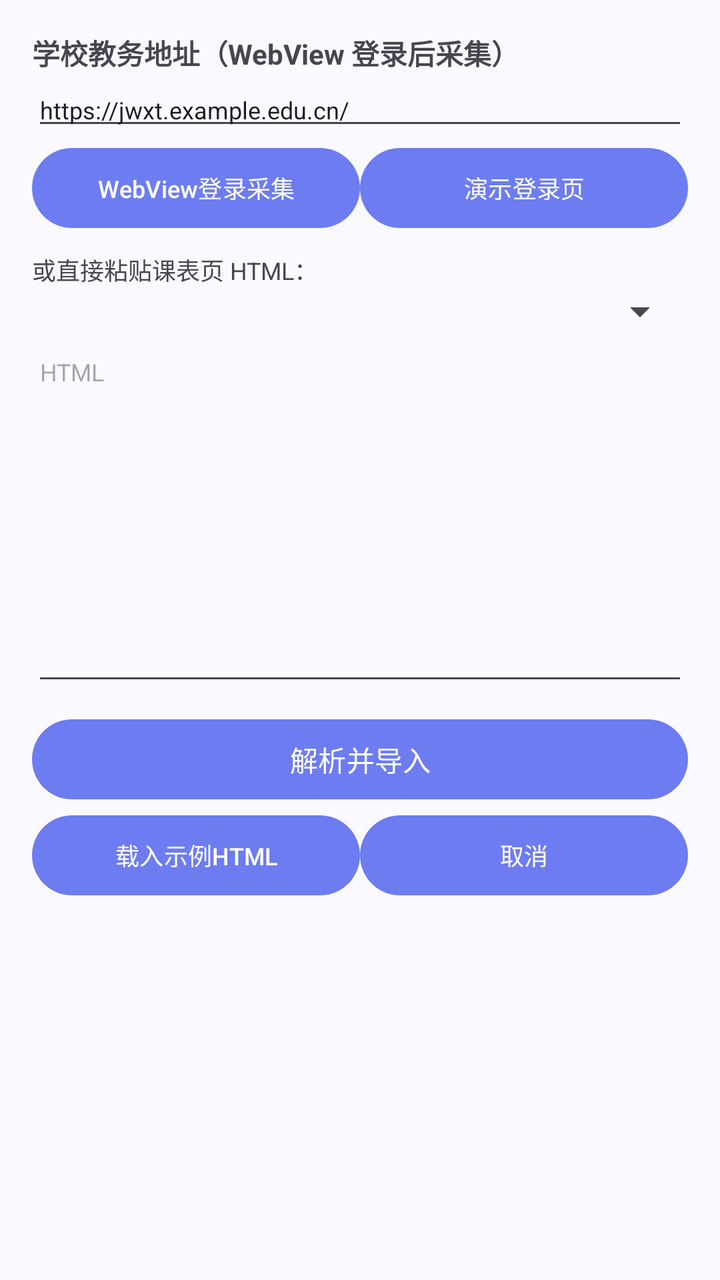
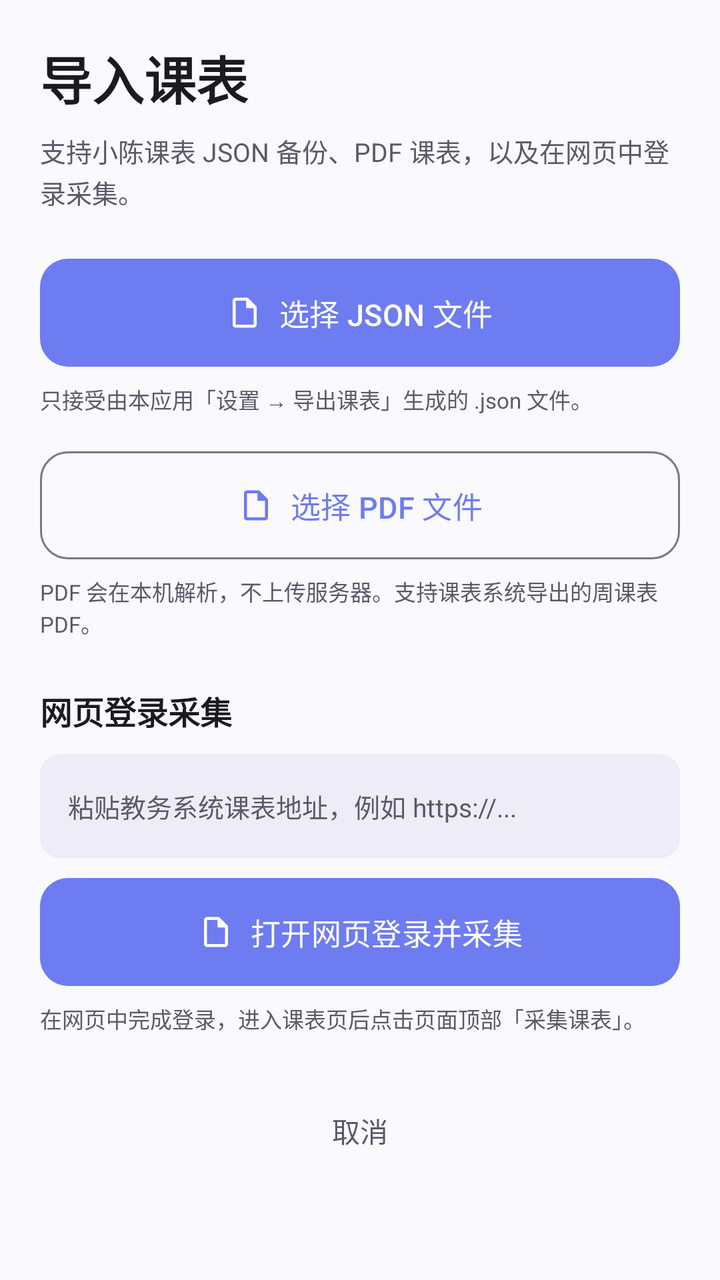

Two renders of the same Android screen: before a commit and after it. Below are the layout's source before the change and the commit's diff.
<!-- AndroidManifest.xml: application theme Theme.WakeUp -->
<!-- res/layout/activity_import.xml -->
<?xml version="1.0" encoding="utf-8"?>
<ScrollView xmlns:android="http://schemas.android.com/apk/res/android"
    android:layout_width="match_parent"
    android:layout_height="match_parent"
    android:clipToPadding="false"
    android:fillViewport="true"
    android:scrollbars="none">

    <LinearLayout
        android:layout_width="match_parent"
        android:layout_height="wrap_content"
        android:orientation="vertical"
        android:padding="16dp">

        <TextView
            android:layout_width="match_parent"
            android:layout_height="wrap_content"
            android:text="学校教务地址（WebView 登录后采集）"
            android:textStyle="bold" />

        <EditText
            android:id="@+id/etUrl"
            android:layout_width="match_parent"
            android:layout_height="wrap_content"
            android:hint="http://jwxt.example.edu.cn/"
            android:inputType="textUri"
            android:text="https://jwxt.example.edu.cn/"
            android:textSize="12sp" />

        <LinearLayout
            android:layout_width="match_parent"
            android:layout_height="wrap_content"
            android:orientation="horizontal">

            <Button
                android:id="@+id/btnWebView"
                android:layout_width="0dp"
                android:layout_height="wrap_content"
                android:layout_weight="1"
                android:minHeight="48dp"
                android:text="WebView登录采集"
                android:textSize="12sp" />

            <Button
                android:id="@+id/btnDemoLogin"
                android:layout_width="0dp"
                android:layout_height="wrap_content"
                android:layout_weight="1"
                android:minHeight="48dp"
                android:text="演示登录页"
                android:textSize="12sp" />
        </LinearLayout>

        <TextView
            android:layout_width="match_parent"
            android:layout_height="wrap_content"
            android:layout_marginTop="8dp"
            android:text="或直接粘贴课表页 HTML："
            android:textSize="12sp" />

        <Spinner
            android:id="@+id/spinnerTypes"
            android:layout_width="match_parent"
            android:layout_height="wrap_content" />

        <EditText
            android:id="@+id/etHtml"
            android:layout_width="match_parent"
            android:layout_height="180dp"
            android:gravity="top|start"
            android:hint="HTML"
            android:inputType="textMultiLine"
            android:textSize="12sp" />

        <com.google.android.material.button.MaterialButton
            android:id="@+id/btnParse"
            android:layout_width="match_parent"
            android:layout_height="wrap_content"
            android:layout_marginTop="8dp"
            android:minHeight="48dp"
            android:text="解析并导入" />

        <LinearLayout
            android:layout_width="match_parent"
            android:layout_height="wrap_content"
            android:orientation="horizontal">

            <Button
                android:id="@+id/btnLoadMock"
                android:layout_width="0dp"
                android:layout_height="wrap_content"
                android:layout_weight="1"
                android:minHeight="48dp"
                android:text="载入示例HTML"
                android:textSize="12sp" />

            <Button
                android:id="@+id/btnCancel"
                android:layout_width="0dp"
                android:layout_height="wrap_content"
                android:layout_weight="1"
                android:minHeight="48dp"
                android:text="取消"
                android:textSize="12sp" />
        </LinearLayout>

        <TextView
            android:id="@+id/tvResult"
            android:layout_width="match_parent"
            android:layout_height="wrap_content"
            android:padding="4dp"
            android:text=""
            android:textSize="12sp" />
    </LinearLayout>
</ScrollView>
<!-- resources referenced by this layout -->
<resources>
  <style name="Theme.WakeUp" parent="Theme.Material3.DayNight.NoActionBar">
          <item name="colorPrimary">@color/w_primary</item>
          <item name="colorOnPrimary">@color/w_on_primary</item>
          <item name="colorPrimaryContainer">@color/w_primary_container</item>
          <item name="colorOnPrimaryContainer">@color/w_on_primary_container</item>
          <item name="colorSecondary">@color/w_secondary</item>
          <item name="colorOnSecondary">@color/w_on_secondary</item>
          <item name="colorSecondaryContainer">@color/w_primary_container</item>
          <item name="colorOnSecondaryContainer">@color/w_on_primary_container</item>
          <item name="colorTertiary">@color/w_tertiary</item>
          <item name="colorOnTertiary">@color/w_on_tertiary</item>
          <item name="colorTertiaryContainer">@color/w_tertiary_container</item>
          <item name="colorOnTertiaryContainer">@color/w_on_tertiary_container</item>
          <item name="android:colorBackground">@color/w_surface</item>
          <item name="colorOnBackground">@color/w_on_surface</item>
          <item name="colorSurface">@color/w_surface</item>
          <item name="colorOnSurface">@color/w_on_surface</item>
          <item name="colorSurfaceVariant">@color/w_surface_container</item>
          <item name="colorOnSurfaceVariant">@color/w_on_surface_variant</item>
          <item name="colorOutline">@color/w_outline</item>
          <item name="colorOutlineVariant">@color/w_outline_variant</item>
          <item name="colorError">@color/w_error</item>
          <item name="colorOnError">@color/w_on_error</item>
          <item name="android:windowBackground">@color/w_surface</item>
          <item name="android:statusBarColor">@android:color/transparent</item>
          <item name="android:navigationBarColor">@android:color/transparent</item>
      </style>
  <color name="w_primary">#6D7CF0</color>
  <color name="w_on_primary">#FFFFFF</color>
  <color name="w_primary_container">#E1E5FF</color>
  <color name="w_on_primary_container">#1B2150</color>
  <color name="w_secondary">#4F9E8F</color>
  <color name="w_on_secondary">#FFFFFF</color>
  <color name="w_tertiary">#927ED6</color>
  <color name="w_on_tertiary">#FFFFFF</color>
  <color name="w_tertiary_container">#ECE4FF</color>
  <color name="w_on_tertiary_container">#2F2350</color>
  <color name="w_surface">#FAF9FE</color>
  <color name="w_on_surface">#1B1A21</color>
  <color name="w_surface_container">#EEECF7</color>
  <color name="w_on_surface_variant">#5B5868</color>
  <color name="w_outline">#7B7788</color>
  <color name="w_outline_variant">#DAD5E5</color>
  <color name="w_error">#BA1A1A</color>
  <color name="w_on_error">#FFFFFF</color>
</resources>

<!-- the commit's change to res/layout/activity_import.xml (unified diff, before → after) -->
@@ -1,5 +1,6 @@
 <?xml version="1.0" encoding="utf-8"?>
 <ScrollView xmlns:android="http://schemas.android.com/apk/res/android"
+    xmlns:app="http://schemas.android.com/apk/res-auto"
     android:layout_width="match_parent"
     android:layout_height="match_parent"
     android:clipToPadding="false"
@@ -10,106 +11,138 @@
         android:layout_width="match_parent"
         android:layout_height="wrap_content"
         android:orientation="vertical"
-        android:padding="16dp">
+        android:padding="20dp">
 
         <TextView
             android:layout_width="match_parent"
             android:layout_height="wrap_content"
-            android:text="学校教务地址（WebView 登录后采集）"
+            android:text="导入课表"
+            android:textColor="?attr/colorOnSurface"
+            android:textSize="26sp"
             android:textStyle="bold" />
-
-        <EditText
-            android:id="@+id/etUrl"
-            android:layout_width="match_parent"
-            android:layout_height="wrap_content"
-            android:hint="http://jwxt.example.edu.cn/"
-            android:inputType="textUri"
-            android:text="https://jwxt.example.edu.cn/"
-            android:textSize="12sp" />
-
-        <LinearLayout
-            android:layout_width="match_parent"
-            android:layout_height="wrap_content"
-            android:orientation="horizontal">
-
-            <Button
-                android:id="@+id/btnWebView"
-                android:layout_width="0dp"
-                android:layout_height="wrap_content"
-                android:layout_weight="1"
-                android:minHeight="48dp"
-                android:text="WebView登录采集"
-                android:textSize="12sp" />
-
-            <Button
-                android:id="@+id/btnDemoLogin"
-                android:layout_width="0dp"
-                android:layout_height="wrap_content"
-                android:layout_weight="1"
-                android:minHeight="48dp"
-                android:text="演示登录页"
-                android:textSize="12sp" />
-        </LinearLayout>
 
         <TextView
             android:layout_width="match_parent"
             android:layout_height="wrap_content"
             android:layout_marginTop="8dp"
-            android:text="或直接粘贴课表页 HTML："
-            android:textSize="12sp" />
-
-        <Spinner
-            android:id="@+id/spinnerTypes"
-            android:layout_width="match_parent"
-            android:layout_height="wrap_content" />
-
-        <EditText
-            android:id="@+id/etHtml"
-            android:layout_width="match_parent"
-            android:layout_height="180dp"
-            android:gravity="top|start"
-            android:hint="HTML"
-            android:inputType="textMultiLine"
-            android:textSize="12sp" />
+            android:lineSpacingExtra="2dp"
+            android:text="支持小陈课表 JSON 备份、PDF 课表，以及在网页中登录采集。"
+            android:textColor="?attr/colorOnSurfaceVariant"
+            android:textSize="13sp" />
 
         <com.google.android.material.button.MaterialButton
-            android:id="@+id/btnParse"
+            android:id="@+id/btnImportJson"
+            android:layout_width="match_parent"
+            android:layout_height="54dp"
+            android:layout_marginTop="24dp"
+            android:insetTop="0dp"
+            android:insetBottom="0dp"
+            android:text="选择 JSON 文件"
+            android:textSize="15sp"
+            app:cornerRadius="14dp"
+            app:icon="@drawable/ic_note"
+            app:iconGravity="textStart"
+            app:iconPadding="8dp" />
+
+        <TextView
             android:layout_width="match_parent"
             android:layout_height="wrap_content"
             android:layout_marginTop="8dp"
-            android:minHeight="48dp"
-            android:text="解析并导入" />
+            android:text="只接受由本应用「设置 → 导出课表」生成的 .json 文件。"
+            android:textColor="?attr/colorOnSurfaceVariant"
+            android:textSize="11sp" />
 
-        <LinearLayout
+        <com.google.android.material.button.MaterialButton
+            android:id="@+id/btnImportPdf"
+            style="?attr/materialButtonOutlinedStyle"
+            android:layout_width="match_parent"
+            android:layout_height="54dp"
+            android:layout_marginTop="18dp"
+            android:insetTop="0dp"
+            android:insetBottom="0dp"
+            android:text="选择 PDF 文件"
+            android:textSize="15sp"
+            app:cornerRadius="14dp"
+            app:icon="@drawable/ic_note"
+            app:iconGravity="textStart"
+            app:iconPadding="8dp" />
+
+        <TextView
             android:layout_width="match_parent"
             android:layout_height="wrap_content"
-            android:orientation="horizontal">
+            android:layout_marginTop="8dp"
+            android:text="PDF 会在本机解析，不上传服务器。支持课表系统导出的周课表 PDF。"
+            android:textColor="?attr/colorOnSurfaceVariant"
+            android:textSize="11sp" />
 
-            <Button
-                android:id="@+id/btnLoadMock"
-                android:layout_width="0dp"
-                android:layout_height="wrap_content"
-                android:layout_weight="1"
-                android:minHeight="48dp"
-                android:text="载入示例HTML"
-                android:textSize="12sp" />
+        <TextView
+            android:layout_width="match_parent"
+            android:layout_height="wrap_content"
+            android:layout_marginTop="24dp"
+            android:text="网页登录采集"
+            android:textColor="?attr/colorOnSurface"
+            android:textSize="16sp"
+            android:textStyle="bold" />
 
-            <Button
-                android:id="@+id/btnCancel"
-                android:layout_width="0dp"
-                android:layout_height="wrap_content"
-                android:layout_weight="1"
-                android:minHeight="48dp"
-                android:text="取消"
-                android:textSize="12sp" />
-        </LinearLayout>
+        <EditText
+            android:id="@+id/etWebUrl"
+            android:layout_width="match_parent"
+            android:layout_height="52dp"
+            android:layout_marginTop="10dp"
+            android:background="@drawable/bg_icon_tile"
+            android:hint="粘贴教务系统课表地址，例如 https://..."
+            android:inputType="textUri"
+            android:paddingHorizontal="14dp"
+            android:singleLine="true"
+            android:textColor="?attr/colorOnSurface"
+            android:textColorHint="?attr/colorOnSurfaceVariant"
+            android:textSize="13sp" />
+
+        <com.google.android.material.button.MaterialButton
+            android:id="@+id/btnWebView"
+            android:layout_width="match_parent"
+            android:layout_height="54dp"
+            android:layout_marginTop="10dp"
+            android:insetTop="0dp"
+            android:insetBottom="0dp"
+            android:text="打开网页登录并采集"
+            android:textSize="15sp"
+            app:cornerRadius="14dp"
+            app:icon="@drawable/ic_note"
+            app:iconGravity="textStart"
+            app:iconPadding="8dp" />
+
+        <TextView
+            android:layout_width="match_parent"
+            android:layout_height="wrap_content"
+            android:layout_marginTop="8dp"
+            android:text="在网页中完成登录，进入课表页后点击页面顶部「采集课表」。"
+            android:textColor="?attr/colorOnSurfaceVariant"
+            android:textSize="11sp" />
 
         <TextView
             android:id="@+id/tvResult"
             android:layout_width="match_parent"
             android:layout_height="wrap_content"
-            android:padding="4dp"
-            android:text=""
-            android:textSize="12sp" />
+            android:layout_marginTop="22dp"
+            android:background="@drawable/bg_icon_tile"
+            android:lineSpacingExtra="2dp"
+            android:padding="14dp"
+            android:text="请选择文件开始导入"
+            android:textColor="?attr/colorOnSurfaceVariant"
+            android:textSize="12sp"
+            android:visibility="gone" />
+
+        <com.google.android.material.button.MaterialButton
+            android:id="@+id/btnCancel"
+            android:layout_width="match_parent"
+            android:layout_height="48dp"
+            android:layout_marginTop="24dp"
+            android:insetTop="0dp"
+            android:insetBottom="0dp"
+            android:text="取消"
+            android:textColor="?attr/colorOnSurfaceVariant"
+            app:backgroundTint="@android:color/transparent"
+            app:cornerRadius="14dp" />
     </LinearLayout>
 </ScrollView>
<!-- resource entries referenced after the edit -->
@@ -1,5 +1,18 @@
 <!-- resources referenced by this layout -->
 <resources>
+  <!-- drawable bg_icon_tile (drawable) -->
+  ﻿<?xml version="1.0" encoding="utf-8"?>
+  <shape xmlns:android="http://schemas.android.com/apk/res/android" android:shape="rectangle">
+      <solid android:color="@color/w_surface_container" />
+      <corners android:radius="10dp" />
+  </shape>
+  <!-- drawable ic_note (drawable) -->
+  <?xml version="1.0" encoding="utf-8"?>
+  <vector xmlns:android="http://schemas.android.com/apk/res/android"
+      android:width="24dp" android:height="24dp"
+      android:viewportWidth="24" android:viewportHeight="24">
+      <path android:fillColor="@android:color/white" android:pathData="M14,2H6c-1.1,0-2,0.9-2,2v16c0,1.1,0.9,2,2,2h12c1.1,0,2-0.9,2-2V8l-6-6zM6,20V4h7v5h5v11H6z"/>
+  </vector>
   <style name="Theme.WakeUp" parent="Theme.Material3.DayNight.NoActionBar">
           <item name="colorPrimary">@color/w_primary</item>
           <item name="colorOnPrimary">@color/w_on_primary</item>
